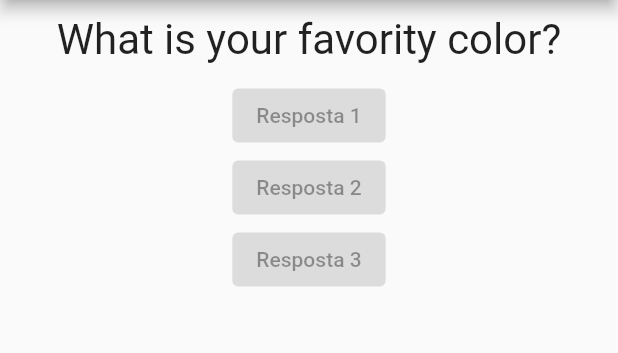
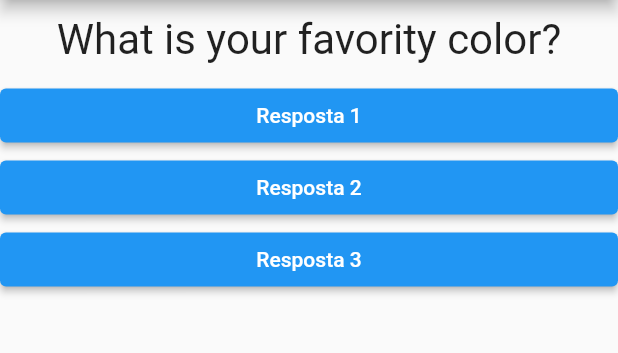
Before and after one commit to samueljml/quiz, a Flutter app: the screen it shows after launch, on a phone screen of 412 x 824 dp, the part 84-437 px from its top. Run offline on Flutter 3.47's test engine with Material 2 defaults, Android fonts, the phone set to English and light mode, and no system bars.

Commit message:
Adding answer style and void function

```diff
--- a/lib/answer.dart
+++ b/lib/answer.dart
@@ -2,14 +2,22 @@ import 'package:flutter/material.dart';
 
 class Answer extends StatelessWidget {
   final String text;
+  final void Function() onSelection;
 
-  const Answer(this.text, {Key? key}) : super(key: key);
+  const Answer(this.text, this.onSelection, {Key? key}) : super(key: key);
 
   @override
   Widget build(BuildContext context) {
-    return ElevatedButton(
-      child: Text(text),
-      onPressed: null,
+    return SizedBox(
+      width: double.infinity,
+      child: ElevatedButton(
+        style: ElevatedButton.styleFrom(primary: Colors.blue),
+        child: Text(
+          text,
+          style: const TextStyle(color: Colors.white),
+        ),
+        onPressed: onSelection,
+      ),
     );
   }
 }
--- a/lib/main.dart
+++ b/lib/main.dart
@@ -9,7 +9,7 @@ main() => runApp(QuizApp(
 class QuizAppState extends State<QuizApp> {
   var selectedQuestions = 0;
 
-  void responder() {
+  void _answer() {
     setState(() {
       selectedQuestions++;
     });
@@ -31,9 +31,9 @@ class QuizAppState extends State<QuizApp> {
         body: Column(
           children: <Widget>[
             Question(questions[selectedQuestions]),
-            Answer('Resposta 1'),
-            Answer('Resposta 2'),
-            Answer('Resposta 3'),
+            Answer('Resposta 1', _answer),
+            Answer('Resposta 2', _answer),
+            Answer('Resposta 3', _answer),
           ],
         ),
       ),
```
